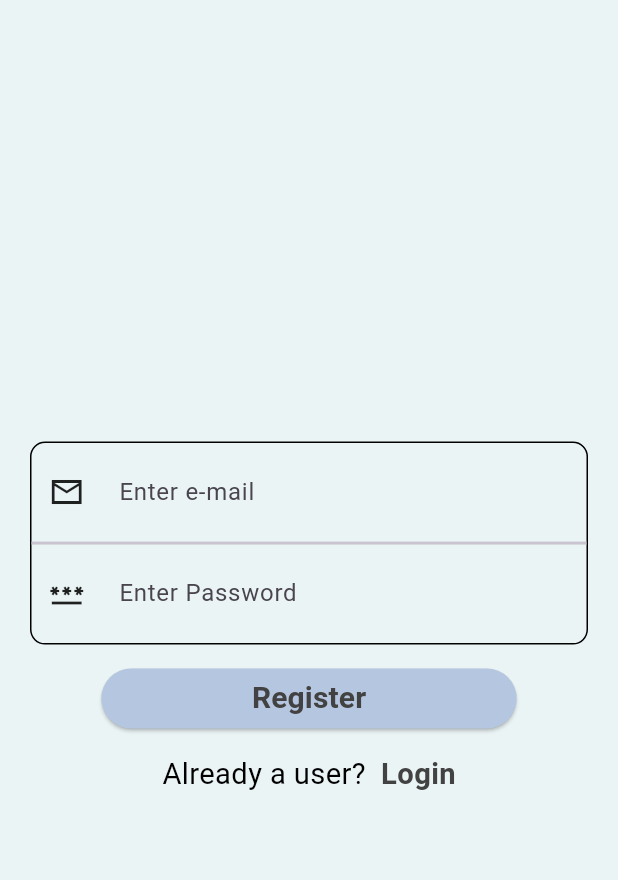
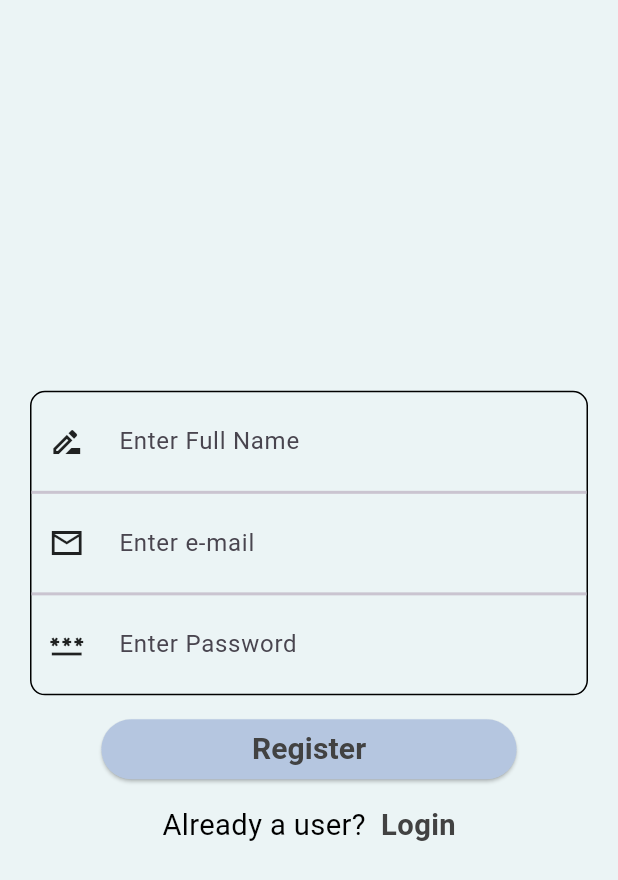
Before and after one commit to Navy1409/Todo_app, a Flutter app: the screen it shows after launch, after a tap on the "arrow forward" icon, after a tap on "Register", on a phone screen of 412 x 824 dp. Shown: the top 880 px of the screen. Run offline on Flutter 3.47's test engine with Material 3 defaults, Android fonts, the phone set to English and light mode, and no system bars; our stand-ins replace firebase_auth, firebase_core, firebase_database, flutter_screenutil, lottie; accounts and stored records are empty; network calls fail.

```diff
--- a/lib/Login/login.dart
+++ b/lib/Login/login.dart
@@ -127,7 +127,7 @@ class _LoginState extends State<Login> {
                       ),
                       InkWell(
                         onTap: (){
-                          Navigator.pushReplacement(
+                          Navigator.push(
                             context,
                             MaterialPageRoute(
                                 builder: (context)=> Register()
--- a/lib/Login/register.dart
+++ b/lib/Login/register.dart
@@ -17,6 +17,7 @@ class _RegisterState extends State<Register> {
 
     final emailTextController = TextEditingController();
     final pswdTextController = TextEditingController();
+    final nameTextController = TextEditingController();
 
     return SafeArea(
       child: Scaffold(
@@ -35,6 +36,32 @@ class _RegisterState extends State<Register> {
                   ),
                   child: Column(
                     children: [
+                      Container(
+                        margin: EdgeInsets.symmetric(vertical: 5.h, horizontal: 10.w),
+                        height: 45.h,
+                        child: Row(
+                          children: [
+                            Icon(Icons.drive_file_rename_outline_outlined),
+                            SizedBox(
+                              width: 20.w,
+                            ),
+                            Container(
+                              width: 250.w,
+                              child: TextFormField(
+                                controller: nameTextController,
+                                decoration: InputDecoration(
+                                    border: InputBorder.none,
+                                    labelText: "Enter Full Name"
+                                ),
+                              ),
+                            )
+                          ],
+                        ),
+                      ),
+                      Divider(
+                        height: 2,
+                        thickness: 2,
+                      ),
                       Container(
                         margin: EdgeInsets.symmetric(vertical: 5.h, horizontal: 10.w),
                         height: 45.h,
@@ -126,11 +153,7 @@ class _RegisterState extends State<Register> {
                       ),
                       InkWell(
                         onTap: (){
-                          Navigator.pushReplacement(
-                              context, MaterialPageRoute(
-                              builder: (context)=> Login()
-                          )
-                          );
+                          Navigator.pop(context);
                         },
                         child: Text(
                           "Login",
```
